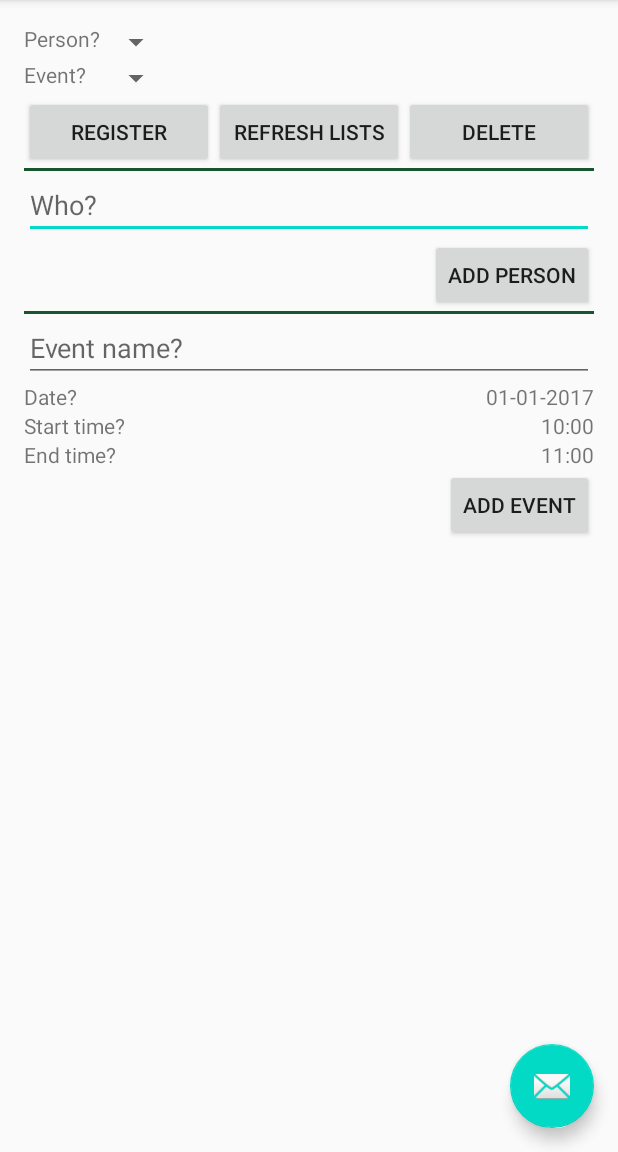
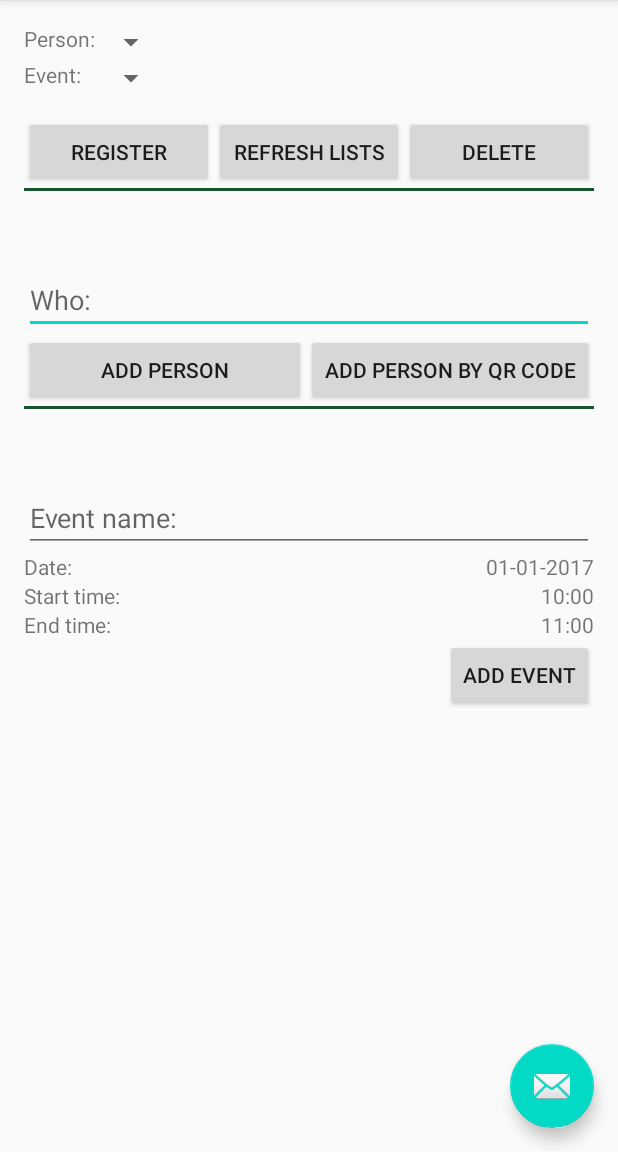
Before and after one commit to scaamp/TIM_EVENT_REGISTRATION, an Android app: the screen it shows after launch (MainActivity), on a phone screen of 412 x 824 dp, the part 84-1236 px from its top. Run offline under Robolectric (Android 15) with nearby library versions, the phone set to English and light mode, and no system bars; libraries missing offline, so code that uses them is left out: com.loopj.android, cz.msebera.android; 1 statement that could not run was skipped.

Commit message:
View updated

```diff
--- a/EventRegistration-Android/app/build.gradle
+++ b/EventRegistration-Android/app/build.gradle
@@ -40,4 +40,5 @@ dependencies {
     testImplementation 'junit:junit:4.12'
     androidTestImplementation 'com.android.support.test:runner:1.0.2'
     androidTestImplementation 'com.android.support.test.espresso:espresso-core:3.0.2'
+
 }
--- a/EventRegistration-Android/app/src/main/AndroidManifest.xml
+++ b/EventRegistration-Android/app/src/main/AndroidManifest.xml
@@ -1,7 +1,11 @@
 <?xml version="1.0" encoding="utf-8"?>
 <manifest xmlns:android="http://schemas.android.com/apk/res/android"
     package="tim.eventregistration">
+
     <uses-permission android:name="android.permission.INTERNET" />
+    <uses-feature android:name="android.hardware.camera.any" />
+    <uses-permission android:name="android.permission.CAMERA" />
+
     <application
         android:allowBackup="true"
         android:icon="@mipmap/ic_launcher"
--- a/EventRegistration-Android/app/src/main/res/layout/content_main.xml
+++ b/EventRegistration-Android/app/src/main/res/layout/content_main.xml
@@ -15,83 +15,89 @@
 
 
     <LinearLayout
+        android:layout_width="match_parent"
         android:layout_height="wrap_content"
-        android:layout_width="match_parent"
         android:orientation="vertical">
+
         <TextView
             android:id="@+id/error"
+            android:layout_width="wrap_content"
             android:layout_height="wrap_content"
-            android:layout_width="wrap_content"
-            android:visibility="gone"
             android:text=""
-            android:textColor="@color/colorAccent"/>
+            android:textColor="@color/colorAccent"
+            android:visibility="gone" />
 
         <LinearLayout
+            android:layout_width="match_parent"
             android:layout_height="wrap_content"
-            android:layout_width="match_parent"
             android:orientation="vertical">
+
             <LinearLayout
                 android:layout_width="wrap_content"
-                android:layout_height="match_parent"
+                android:layout_height="61dp"
                 android:orientation="vertical">
+
                 <LinearLayout
-                    android:orientation="horizontal"
+                    android:layout_width="match_parent"
                     android:layout_height="wrap_content"
-                    android:layout_width="match_parent">
+                    android:orientation="horizontal">
 
                     <TextView
-                        android:layout_height="wrap_content"
                         android:layout_width="wrap_content"
-                        android:text="@string/personspinner_label"/>
+                        android:layout_height="match_parent"
+                        android:text="@string/personspinner_label" />
 
                     <Spinner
+                        android:id="@+id/personspinner"
+                        android:layout_width="wrap_content"
                         android:layout_height="wrap_content"
-                        android:layout_width="wrap_content"
                         android:layout_gravity="end"
-                        android:prompt="@string/name_prompt"
-                        android:id="@+id/personspinner"/>
+                        android:prompt="@string/name_prompt" />
 
                 </LinearLayout>
 
                 <LinearLayout
-                    android:orientation="horizontal"
+                    android:layout_width="match_parent"
                     android:layout_height="wrap_content"
-                    android:layout_width="match_parent">
+                    android:orientation="horizontal">
 
                     <TextView
-                        android:layout_height="wrap_content"
                         android:layout_width="wrap_content"
-                        android:text="@string/eventspinner_label"/>
+                        android:layout_height="match_parent"
+                        android:text="@string/eventspinner_label" />
 
                     <Spinner
                         android:id="@+id/eventspinner"
                         android:layout_width="match_parent"
                         android:layout_height="wrap_content"
                         android:layout_gravity="end"
-                        android:prompt="@string/name_prompt"
-                        android:layout_margin="0dp"/>
+                        android:layout_margin="0dp"
+                        android:prompt="@string/name_prompt" />
 
                 </LinearLayout>
 
             </LinearLayout>
+
             <LinearLayout
-                android:orientation="horizontal"
+                android:layout_width="match_parent"
                 android:layout_height="wrap_content"
-                android:layout_width="match_parent">
+                android:orientation="horizontal">
+
                 <Button
                     android:layout_width="0dp"
                     android:layout_height="wrap_content"
+                    android:layout_gravity="start"
                     android:layout_weight="1"
-                    android:text="@string/register_button"
                     android:onClick="register"
-                    android:layout_gravity="start"/>
+                    android:text="@string/register_button" />
+
                 <Button
                     android:layout_width="0dp"
                     android:layout_height="wrap_content"
+                    android:layout_gravity="end"
                     android:layout_weight="1"
-                    android:text="@string/refresh_button"
                     android:onClick="refreshLists"
-                    android:layout_gravity="end"/>
+                    android:text="@string/refresh_button" />
 
                 <Button
                     android:id="@+id/button"
@@ -100,105 +106,131 @@
                     android:layout_gravity="start"
                     android:layout_weight="1"
                     android:onClick="delete"
-                    android:text="@string/delete_button"/>
+                    android:text="@string/delete_button" />
             </LinearLayout>
         </LinearLayout>
+        <View
+            android:layout_width="fill_parent"
+            android:layout_height="2dp"
+            android:background="#16552e" />
 
+        <FrameLayout
+            android:layout_width="wrap_content"
+            android:layout_height="50dp" />
 
-        <View
-            android:layout_height="2dp"
-            android:layout_width="fill_parent"
-            android:background="#16552e"/>
+        <EditText
+            android:id="@+id/newperson_name"
+            android:layout_width="match_parent"
+            android:layout_height="wrap_content"
+            android:hint="@string/newperson_hint" />
 
         <LinearLayout
-            android:orientation="vertical"
+            android:layout_width="match_parent"
             android:layout_height="wrap_content"
-            android:layout_width="match_parent">
-            <EditText
-                android:layout_width="match_parent"
+            android:orientation="horizontal">
+
+            <Button
+                android:layout_width="0dp"
                 android:layout_height="wrap_content"
-                android:id="@+id/newperson_name"
-                android:hint="@string/newperson_hint"/>
+                android:layout_weight="1"
+                android:onClick="addPerson"
+                android:text="@string/newperson_button" />
+
             <Button
                 android:layout_width="wrap_content"
                 android:layout_height="wrap_content"
-                android:layout_gravity="end"
-                android:text="@string/newperson_button"
-                android:onClick="addPerson"/>
+                android:layout_gravity="start"
+                android:onClick="addPerson"
+                android:text="@string/scan_qr_code" />
+
         </LinearLayout>
 
         <View
+            android:layout_width="fill_parent"
             android:layout_height="2dp"
-            android:layout_width="fill_parent"
-            android:background="#16552e"/>
+            android:background="#16552e" />
+
+        <FrameLayout
+            android:layout_width="wrap_content"
+            android:layout_height="50dp" />
 
         <LinearLayout
             android:layout_width="match_parent"
             android:layout_height="wrap_content"
             android:orientation="vertical">
-            <EditText android:id="@+id/newevent_name"
+
+            <EditText
+                android:id="@+id/newevent_name"
+                android:layout_width="fill_parent"
                 android:layout_height="wrap_content"
-                android:layout_width="fill_parent"
-                android:hint="@string/newevent_hint"/>
+                android:hint="@string/newevent_hint" />
+
             <LinearLayout
-                android:orientation="horizontal"
+                android:layout_width="match_parent"
                 android:layout_height="wrap_content"
-                android:layout_width="match_parent">
+                android:orientation="horizontal">
+
                 <TextView
+                    android:layout_width="0dp"
                     android:layout_height="wrap_content"
-                    android:layout_width="0dp"
                     android:layout_weight="1"
-                    android:text="@string/newevent_date_label"/>
+                    android:text="@string/newevent_date_label" />
+
                 <TextView
+                    android:id="@+id/newevent_date"
+                    android:layout_width="wrap_content"
                     android:layout_height="wrap_content"
-                    android:layout_width="wrap_content"
-                    android:text="@string/newevent_date_first"
                     android:layout_gravity="end"
-                    android:id="@+id/newevent_date"
-                    android:onClick="showDatePickerDialog"/>
+                    android:onClick="showDatePickerDialog"
+                    android:text="@string/newevent_date_first" />
             </LinearLayout>
 
             <LinearLayout
-                android:orientation="horizontal"
+                android:layout_width="match_parent"
                 android:layout_height="wrap_content"
-                android:layout_width="match_parent">
+                android:orientation="horizontal">
+
                 <TextView
+                    android:layout_width="0dp"
                     android:layout_height="wrap_content"
-                    android:layout_width="0dp"
                     android:layout_weight="1"
-                    android:text="@string/starttime_label"/>
+                    android:text="@string/starttime_label" />
+
                 <TextView
+                    android:id="@+id/starttime"
+                    android:layout_width="wrap_content"
                     android:layout_height="wrap_content"
-                    android:layout_width="wrap_content"
-                    android:text="@string/starttime_first"
                     android:layout_gravity="end"
-                    android:id="@+id/starttime"
-                    android:onClick="showTimePickerDialog"/>
+                    android:onClick="showTimePickerDialog"
+                    android:text="@string/starttime_first" />
             </LinearLayout>
 
             <LinearLayout
-                android:orientation="horizontal"
+                android:layout_width="match_parent"
                 android:layout_height="wrap_content"
-                android:layout_width="match_parent">
+                android:orientation="horizontal">
+
                 <TextView
+                    android:layout_width="0dp"
                     android:layout_height="wrap_content"
-                    android:layout_width="0dp"
                     android:layout_weight="1"
-                    android:text="@string/endtime_label"/>
+                    android:text="@string/endtime_label" />
+
                 <TextView
+                    android:id="@+id/endtime"
+                    android:layout_width="wrap_content"
                     android:layout_height="wrap_content"
-                    android:layout_width="wrap_content"
-                    android:text="@string/endtime_first"
                     android:layout_gravity="end"
-                    android:id="@+id/endtime"
-                    android:onClick="showTimePickerDialog"/>
+                    android:onClick="showTimePickerDialog"
+                    android:text="@string/endtime_first" />
             </LinearLayout>
+
             <Button
+                android:layout_width="wrap_content"
                 android:layout_height="wrap_content"
-                android:layout_width="wrap_content"
-                android:text="@string/newevent_button"
                 android:layout_gravity="end"
-                android:onClick="addEvent"/>
+                android:onClick="addEvent"
+                android:text="@string/newevent_button" />
         </LinearLayout>
     </LinearLayout>
 
--- a/EventRegistration-Android/app/src/main/res/values/strings.xml
+++ b/EventRegistration-Android/app/src/main/res/values/strings.xml
@@ -1,21 +1,22 @@
 <resources>
     <string name="app_name">EventRegistration</string>
     <string name="action_settings">Settings</string>
-    <string name="newperson_hint">Who?</string>
+    <string name="newperson_hint">Who:</string>
     <string name="newperson_button">Add Person</string>
-    <string name="newevent_date_label">Date?</string>
-    <string name="personspinner_label">Person?</string>
-    <string name="eventspinner_label">Event?</string>
-    <string name="starttime_label">Start time?</string>
-    <string name="endtime_label">End time?</string>
+    <string name="newevent_date_label">Date:</string>
+    <string name="personspinner_label">Person:</string>
+    <string name="eventspinner_label">Event:</string>
+    <string name="starttime_label">Start time:</string>
+    <string name="endtime_label">End time:</string>
     <string name="newevent_date_first">01-01-2017</string>
     <string name="newevent_button">Add Event</string>
     <string name="starttime_first">10:00</string>
     <string name="endtime_first">11:00</string>
     <string name="register_button">Register</string>
     <string name="delete_button">Delete</string>
-    <string name="newevent_hint">Event name?</string>
+    <string name="newevent_hint">Event name:</string>
     <string name="refresh_button">Refresh lists</string>
     <string name="name_prompt">Select name</string>
+    <string name="scan_qr_code">Add person by QR CODE</string>
 
 </resources>
```
Also changed, not shown: 113 other files.
